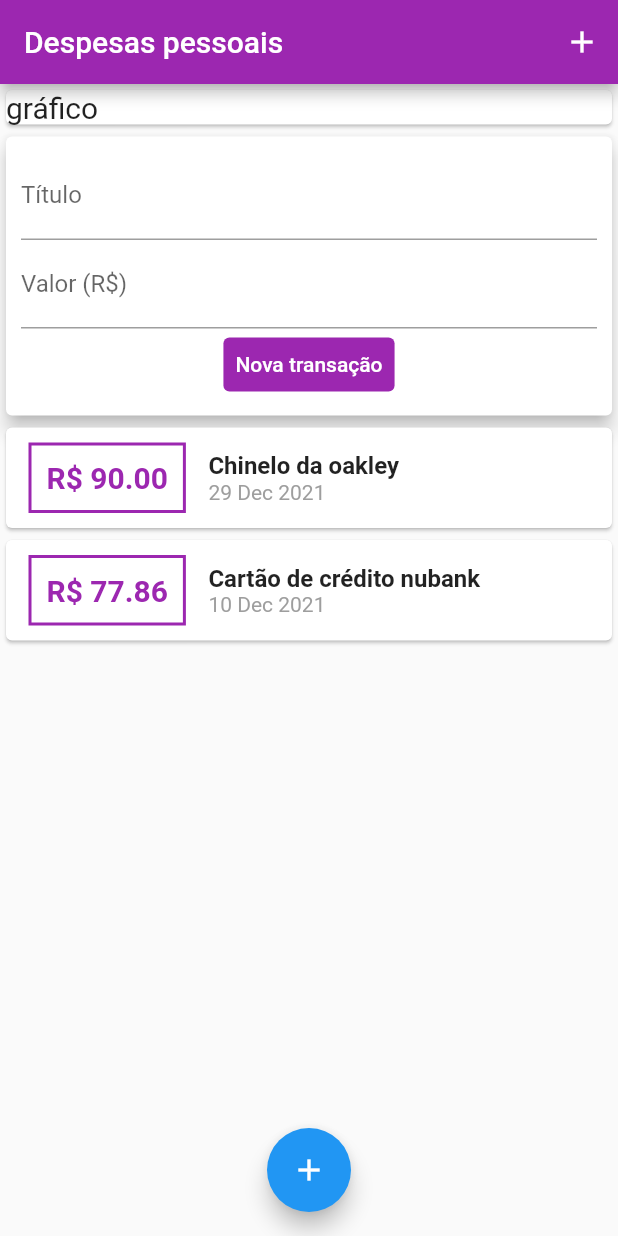
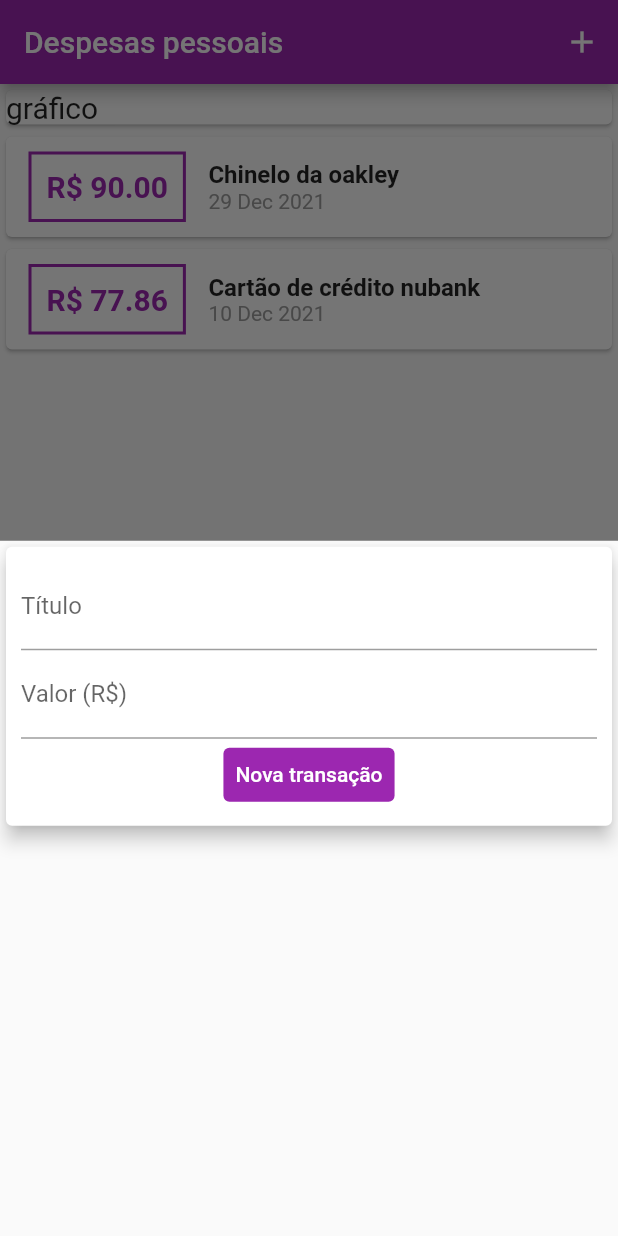
Before and after one commit to 5gMurilo/despesasPessoais, a Flutter app: the screen it shows after launch, after a tap on the "add" icon, on a phone screen of 412 x 824 dp. Run offline on Flutter 3.47's test engine with Material 2 defaults, Android fonts, the phone set to English and light mode, and no system bars.

Commit message:
transaction_users deleted, changing transaction_form.dart and main.dart to StatefulWidget, form on modal

```diff
--- a/lib/components/transaction_form.dart
+++ b/lib/components/transaction_form.dart
@@ -1,11 +1,19 @@
 import 'package:flutter/material.dart';
 import 'package:flutter/services.dart';
 
-class TransactionForm extends StatelessWidget {
+class TransactionForm extends StatefulWidget {
+  final void Function(String, double) onSubmit;
+
+  TransactionForm(this.onSubmit);
+
+  @override
+  State<TransactionForm> createState() => _TransactionFormState();
+}
+
+class _TransactionFormState extends State<TransactionForm> {
   final titleController = TextEditingController();
+
   final valueController = TextEditingController();
-
-  final void Function(String, double) onSubmit;
 
   _submitform() {
     final title = titleController.text;
@@ -15,11 +23,9 @@ class TransactionForm extends StatelessWidget {
       return;
     }
 
-    onSubmit(title, value);
+    widget.onSubmit(title, value);
     print('${titleController.text} \n${valueController.text}');
   }
-
-  TransactionForm(this.onSubmit);
 
   @override
   Widget build(BuildContext context) {
--- a/lib/components/transaction_user.dart
+++ /dev/null
@@ -1,47 +0,0 @@
-import 'dart:math';
-import 'package:despesas_pessoais/models/transaction.dart';
-import 'package:flutter/material.dart';
-import 'transaction_form.dart';
-import 'transaction_list.dart';
-
-class TransactionUser extends StatefulWidget {
-  const TransactionUser({Key? key}) : super(key: key);
-
-  @override
-  _TransactionUserState createState() => _TransactionUserState();
-}
-
-class _TransactionUserState extends State<TransactionUser> {
-  final _transactions = [
-    Transaction(
-        id: '1',
-        title: 'Chinelo da oakley',
-        value: 90.00,
-        date: DateTime.now()),
-    Transaction(
-        id: '2',
-        title: 'Cartão de crédito nubank',
-        value: 77.86,
-        date: DateTime(2021, 12, 10))
-  ];
-
-  _addTransaction(String title, double value) {
-    final newTransaction = Transaction(
-        id: Random().nextDouble().toString(),
-        title: title,
-        value: value,
-        date: DateTime.now());
-
-    setState(() {
-      _transactions.add(newTransaction);
-    });
-  }
-
-  @override
-  Widget build(BuildContext context) {
-    return Column(children: [
-      TransactionForm(_addTransaction),
-      TransactionList(_transactions),
-    ]);
-  }
-}
--- a/lib/main.dart
+++ b/lib/main.dart
@@ -1,5 +1,9 @@
+import 'dart:math';
+import 'package:despesas_pessoais/components/transaction_form.dart';
 import 'package:flutter/material.dart';
-import 'package:despesas_pessoais/components/transaction_user.dart';
+import 'models/transaction.dart';
+import 'components/transaction_form.dart';
+import 'components/transaction_list.dart';
 
 void main(List<String> args) {
   runApp(ExpensesApp());
@@ -16,8 +20,46 @@ class ExpensesApp extends StatelessWidget {
   }
 }
 
-class MyHomePage extends StatelessWidget {
+class MyHomePage extends StatefulWidget {
+  @override
+  State<MyHomePage> createState() => _MyHomePageState();
+}
+
+class _MyHomePageState extends State<MyHomePage> {
   final String _appTitle = 'Despesas pessoais';
+
+  final _transactions = [
+    Transaction(
+        id: '1',
+        title: 'Chinelo da oakley',
+        value: 90.00,
+        date: DateTime.now()),
+    Transaction(
+        id: '2',
+        title: 'Cartão de crédito nubank',
+        value: 77.86,
+        date: DateTime(2021, 12, 10))
+  ];
+
+  _openTansactionFormModal(BuildContext context) {
+    showModalBottomSheet(
+        context: context,
+        builder: (_) {
+          return TransactionForm(_addTransaction);
+        });
+  }
+
+  _addTransaction(String title, double value) {
+    final newTransaction = Transaction(
+        id: Random().nextDouble().toString(),
+        title: title,
+        value: value,
+        date: DateTime.now());
+
+    setState(() {
+      _transactions.add(newTransaction);
+    });
+  }
 
   @override
   Widget build(BuildContext context) {
@@ -27,7 +69,7 @@ class MyHomePage extends StatelessWidget {
         backgroundColor: Colors.purple,
         actions: [
           IconButton(
-            onPressed: () {},
+            onPressed: () => _openTansactionFormModal(context),
             icon: Icon(Icons.add),
           ),
         ],
@@ -45,12 +87,12 @@ class MyHomePage extends StatelessWidget {
                 ),
               ),
             ),
-            TransactionUser(),
+            TransactionList(_transactions),
           ],
         ),
       ),
       floatingActionButton: FloatingActionButton(
-        onPressed: () {},
+        onPressed: () => _openTansactionFormModal(context),
         child: Icon(Icons.add),
       ),
       floatingActionButtonLocation: FloatingActionButtonLocation.centerFloat,
```
